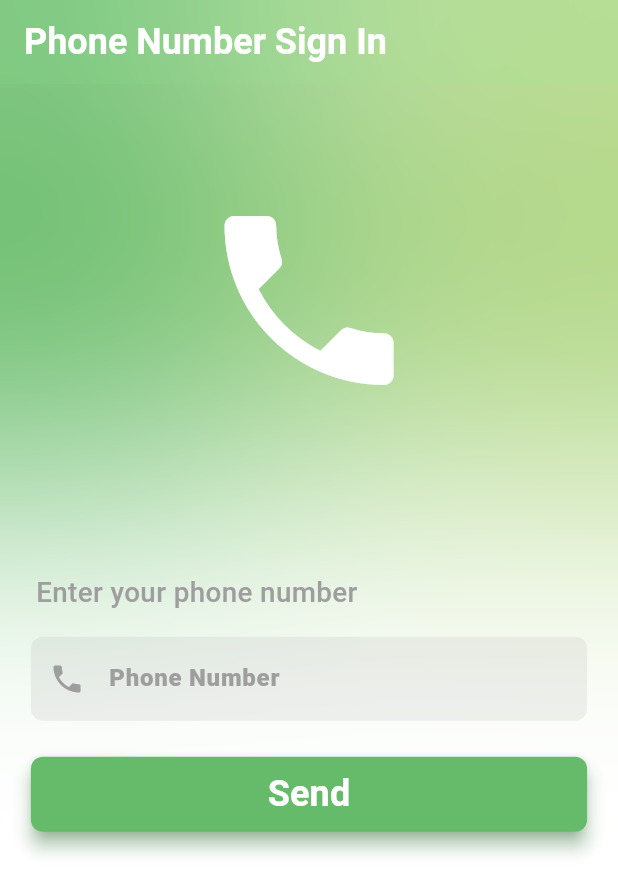
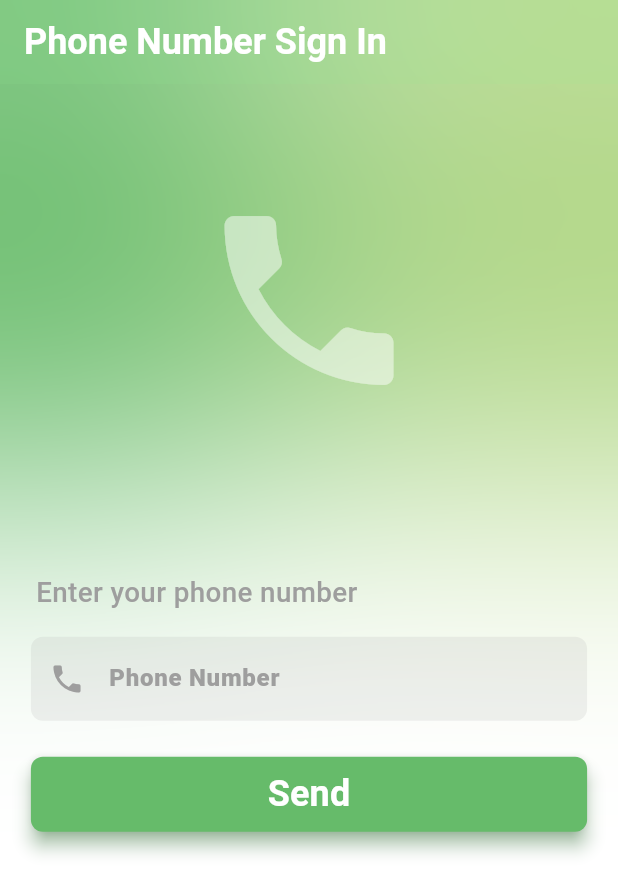
Before and after one commit to BaselHegazi226/auth_app, a Flutter app: the SignInPhoneNumView screen opened by its route, on a phone screen of 412 x 824 dp. Shown: the top 894 px of the screen. Run offline on Flutter 3.47's test engine with Material 3 defaults, Android fonts, the phone set to English and light mode, and no system bars; our stand-ins replace awesome_dialog, bloc, cached_network_image, dartz, firebase_auth, firebase_core and 8 more; missing offline and left inert: flutter_facebook_auth; accounts and stored records are empty; network calls fail; Roboto replaces fonts that are missing (cairo).

Commit message:
add   iconColor: Colors.white.withAlpha(128), for CustomBigIcon

```diff
--- a/lib/features/auth/presentation/views/widgets/sign_in_with_phone_num_widgets/sign_in_with_phone_num_view_body.dart
+++ b/lib/features/auth/presentation/views/widgets/sign_in_with_phone_num_widgets/sign_in_with_phone_num_view_body.dart
@@ -18,8 +18,9 @@ class SignInWithPhoneNumViewBody extends StatelessWidget {
           centerColor: kPhoneCenterColor,
           rightColor: kPhoneRightColor,
         ),
-        const CustomBigIcon(
+        CustomBigIcon(
           iconData: Icons.phone,
+          iconColor: Colors.white.withAlpha(128),
         ),
         Center(
           child: CustomFlexibleWidget(
```
